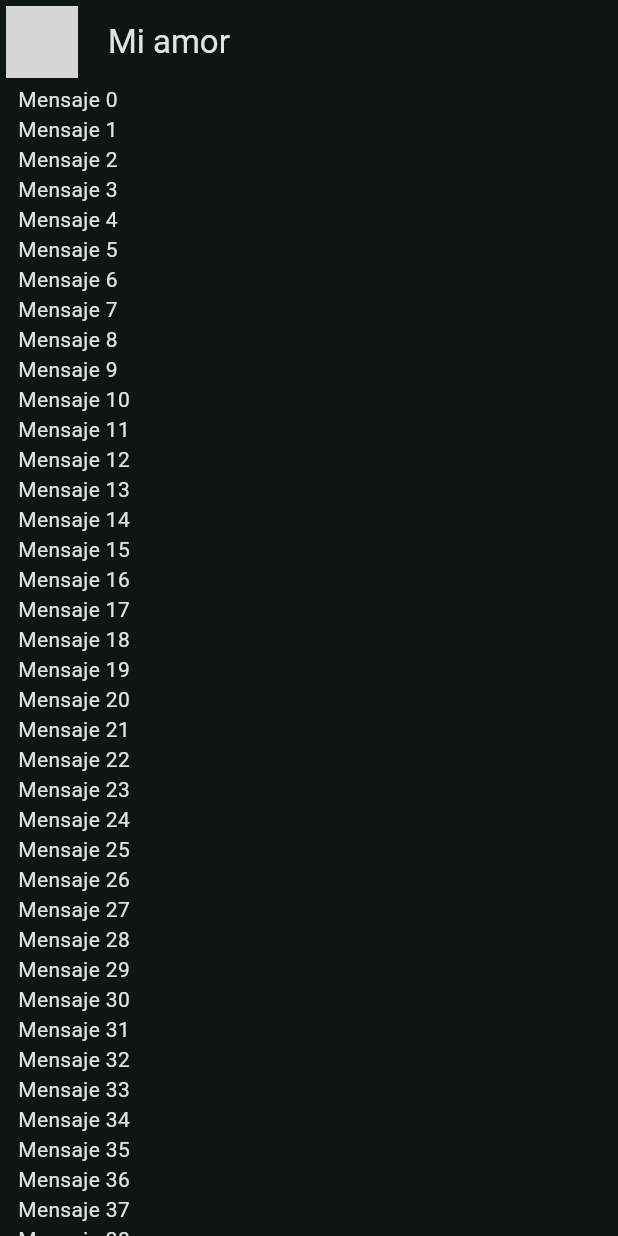
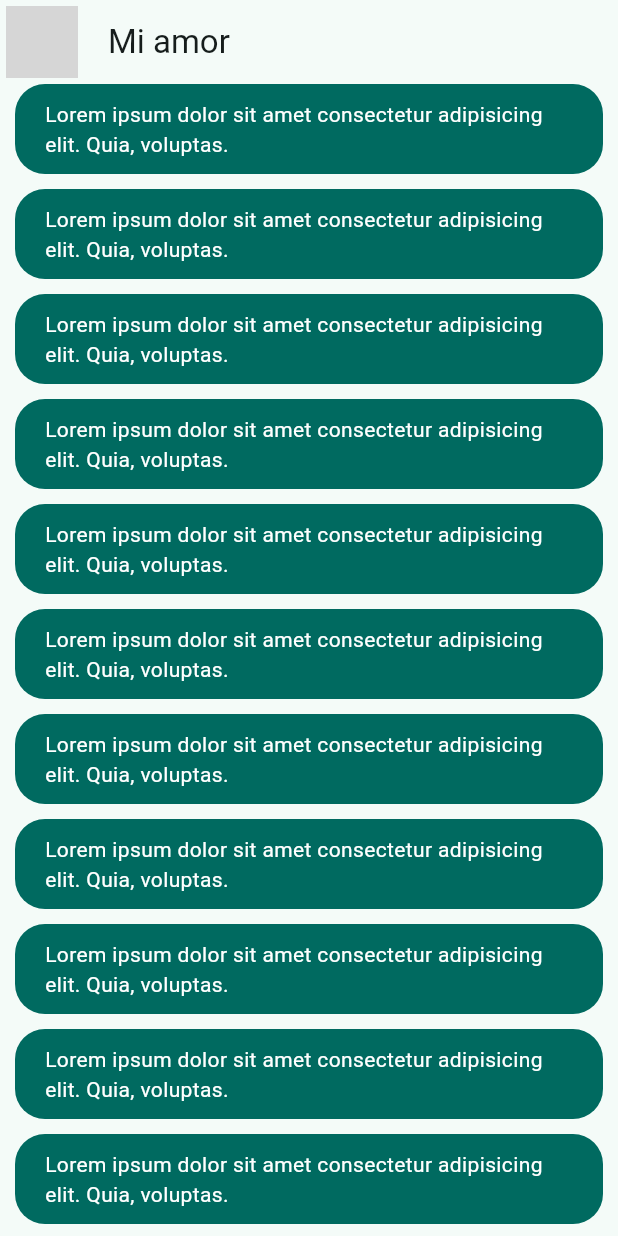
Before and after one commit to dabojimenez/curso_flutter, a Flutter app: the screen it shows after launch, on a phone screen of 412 x 824 dp. Run offline on Flutter 3.47's test engine with Material 3 defaults, Android fonts, the phone set to English and light mode, and no system bars; network calls fail; grey boxes are pictures that could not be loaded.

Commit message:
Mis Mensajes - Burbuja de chat

```diff
--- a/yes_no_app/lib/config/theme/app_theme.dart
+++ b/yes_no_app/lib/config/theme/app_theme.dart
@@ -24,7 +24,7 @@ class AppTheme {
     return ThemeData(
       useMaterial3: true,
       colorSchemeSeed: _colorThemes[selectedColor],
-      brightness: Brightness.dark,
+      // brightness: Brightness.dark,
     );
   }
 }
--- a/yes_no_app/lib/main.dart
+++ b/yes_no_app/lib/main.dart
@@ -1,6 +1,6 @@
 import 'package:flutter/material.dart';
 import 'package:yes_no_app/config/theme/app_theme.dart';
-import 'package:yes_no_app/presentation/chat/chat_screen.dart';
+import 'package:yes_no_app/presentation/screens/chat/chat_screen.dart';
 
 void main() => runApp(MyApp());
 
--- a/yes_no_app/lib/presentation/chat/chat_screen.dart
+++ b/yes_no_app/lib/presentation/screens/chat/chat_screen.dart
@@ -1,4 +1,5 @@
 import 'package:flutter/material.dart';
+import 'package:yes_no_app/presentation/widgets/chat/my_message_bubble.dart';
 
 class ChatScreen extends StatelessWidget {
   const ChatScreen({Key? key}) : super(key: key);
@@ -32,7 +33,7 @@ class _ChatView extends StatelessWidget {
     return SafeArea(
       child: Padding(
         // symmetric: lo hace simetrico en los dos lados
-        padding: const EdgeInsets.symmetric(horizontal: 12),
+        padding: const EdgeInsets.symmetric(horizontal: 10),
         child: Column(
           children: [
             // Expanded: permite expandir al widget hijo, que el padre le de
@@ -40,7 +41,7 @@ class _ChatView extends StatelessWidget {
               child: ListView.builder(
                 itemCount: 100,
                 itemBuilder: (context, index) {
-                  return Text('Mensaje $index');
+                  return const MyMessageBubble();
                 },
               ),
             ),
--- /dev/null
+++ b/yes_no_app/lib/presentation/widgets/chat/my_message_bubble.dart
@@ -0,0 +1,33 @@
+import 'package:flutter/material.dart';
+
+class MyMessageBubble extends StatelessWidget {
+  const MyMessageBubble({Key? key}) : super(key: key);
+
+  @override
+  Widget build(BuildContext context) {
+
+    // Theme.of(context): busca el thema dentro del contexto
+    // colorScheme: es una propiedad del tema, que contiene los colores
+    final colors = Theme.of(context).colorScheme;
+
+    return Column(
+      crossAxisAlignment: CrossAxisAlignment.end,
+      children: [
+        Container(
+          decoration: BoxDecoration(
+            color: colors.primary,
+            borderRadius: BorderRadius.circular(20),
+            ),
+          child: Padding(
+            padding: const EdgeInsets.symmetric(horizontal: 20, vertical: 10),
+            child: Text(
+              'Lorem ipsum dolor sit amet consectetur adipisicing elit. Quia, voluptas.',
+              style: TextStyle(color: Colors.white),
+            ),
+          ),
+        ),
+        SizedBox(height: 10,)
+      ],
+    );
+  }
+}
```
